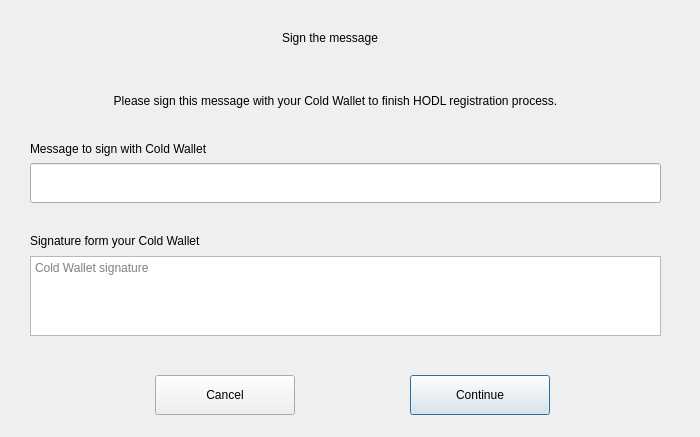
Old version of the form dialogs/h_hodlgetsignature.ui in the repository 0xkobe/mwc-wallet.
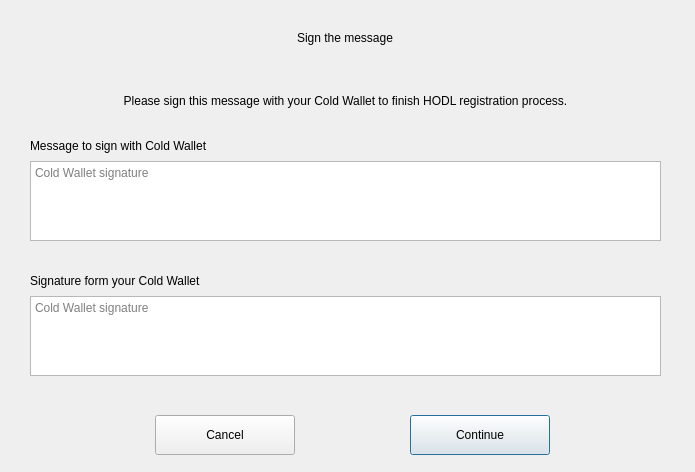
New version of the form. Custom widgets are drawn as their Qt base class.

Commit message: https://github.com/mwcproject/mwc-qt-wallet/issues/266

```diff
--- a/dialogs/h_hodlgetsignature.ui
+++ b/dialogs/h_hodlgetsignature.ui
@@ -6,8 +6,8 @@
    <rect>
     <x>0</x>
     <y>0</y>
-    <width>700</width>
-    <height>437</height>
+    <width>695</width>
+    <height>472</height>
    </rect>
   </property>
   <property name="windowTitle">
@@ -16,7 +16,7 @@
   <widget class="control::MwcLabelLarge" name="titleLabel">
    <property name="geometry">
     <rect>
-     <x>190</x>
+     <x>205</x>
      <y>25</y>
      <width>280</width>
      <height>25</height>
@@ -32,7 +32,7 @@
   <widget class="control::MwcLabelNormal" name="label">
    <property name="geometry">
     <rect>
-     <x>40</x>
+     <x>50</x>
      <y>85</y>
      <width>591</width>
      <height>31</height>
@@ -52,9 +52,9 @@
    <property name="geometry">
     <rect>
      <x>30</x>
-     <y>140</y>
+     <y>135</y>
      <width>631</width>
-     <height>63</height>
+     <height>106</height>
     </rect>
    </property>
    <layout class="QVBoxLayout" name="verticalLayout_4">
@@ -81,25 +81,19 @@
      </widget>
     </item>
     <item>
-     <widget class="control::MwcLineEditNormal" name="message">
-      <property name="minimumSize">
-       <size>
-        <width>0</width>
-        <height>40</height>
-       </size>
-      </property>
+     <widget class="QPlainTextEdit" name="message">
       <property name="maximumSize">
        <size>
         <width>16777215</width>
-        <height>40</height>
+        <height>80</height>
        </size>
       </property>
-      <property name="text">
-       <string/>
-      </property>
       <property name="readOnly">
        <bool>true</bool>
       </property>
+      <property name="placeholderText">
+       <string>Cold Wallet signature</string>
+      </property>
      </widget>
     </item>
    </layout>
@@ -108,7 +102,7 @@
    <property name="geometry">
     <rect>
      <x>30</x>
-     <y>230</y>
+     <y>270</y>
      <width>631</width>
      <height>106</height>
     </rect>
@@ -155,7 +149,7 @@
    <property name="geometry">
     <rect>
      <x>410</x>
-     <y>375</y>
+     <y>415</y>
      <width>140</width>
      <height>40</height>
     </rect>
@@ -186,7 +180,7 @@
    <property name="geometry">
     <rect>
      <x>155</x>
-     <y>375</y>
+     <y>415</y>
      <width>140</width>
      <height>40</height>
     </rect>
@@ -220,26 +214,21 @@
    <extends>QPushButton</extends>
    <header>control/MwcPushButton.h</header>
   </customwidget>
-  <customwidget>
-   <class>control::MwcLabelLarge</class>
-   <extends>QLabel</extends>
-   <header>control/MwcLabel.h</header>
-  </customwidget>
   <customwidget>
    <class>control::MwcLabelNormal</class>
    <extends>QLabel</extends>
    <header>control/MwcLabel.h</header>
   </customwidget>
-  <customwidget>
-   <class>control::MwcLineEditNormal</class>
-   <extends>QLineEdit</extends>
-   <header>control/MwcLineEdit.h</header>
-  </customwidget>
   <customwidget>
    <class>control::MwcLabelSmall</class>
    <extends>QLabel</extends>
    <header>control/MwcLabel.h</header>
   </customwidget>
+  <customwidget>
+   <class>control::MwcLabelLarge</class>
+   <extends>QLabel</extends>
+   <header>control/MwcLabel.h</header>
+  </customwidget>
  </customwidgets>
  <resources/>
  <connections/>
```
Left out of the diff: 6 changed lines with no effect on the pictures. The commit also changes 24 other files.
